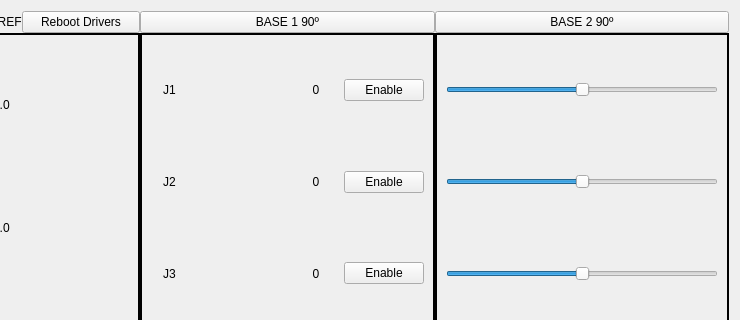
Before: the Qt Designer form src/escalador-gui/include/escalador-gui/gui_escalador.ui in BrennoDom/InchwormRobot, drawn with Qt 5; both pictures show x 460 to 1200 and y 0 to 320 of the 1200 by 800 pixel window.
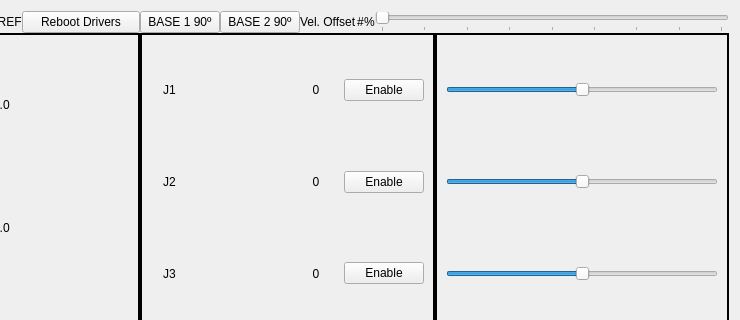
After: the same form once the commit is applied.

```diff
--- a/src/escalador-gui/include/escalador-gui/gui_escalador.ui
+++ b/src/escalador-gui/include/escalador-gui/gui_escalador.ui
@@ -2131,6 +2131,46 @@
            </property>
           </widget>
          </item>
+         <item>
+          <widget class="QLabel" name="label_10">
+           <property name="text">
+            <string>Vel. Offset</string>
+           </property>
+          </widget>
+         </item>
+         <item>
+          <widget class="QLabel" name="label_veloffset">
+           <property name="text">
+            <string>#</string>
+           </property>
+          </widget>
+         </item>
+         <item>
+          <widget class="QLabel" name="label_11">
+           <property name="text">
+            <string>%</string>
+           </property>
+          </widget>
+         </item>
+         <item>
+          <widget class="QSlider" name="slider_offset">
+           <property name="maximum">
+            <number>200</number>
+           </property>
+           <property name="tracking">
+            <bool>true</bool>
+           </property>
+           <property name="orientation">
+            <enum>Qt::Horizontal</enum>
+           </property>
+           <property name="tickPosition">
+            <enum>QSlider::TicksBelow</enum>
+           </property>
+           <property name="tickInterval">
+            <number>25</number>
+           </property>
+          </widget>
+         </item>
         </layout>
        </item>
       </layout>
```
